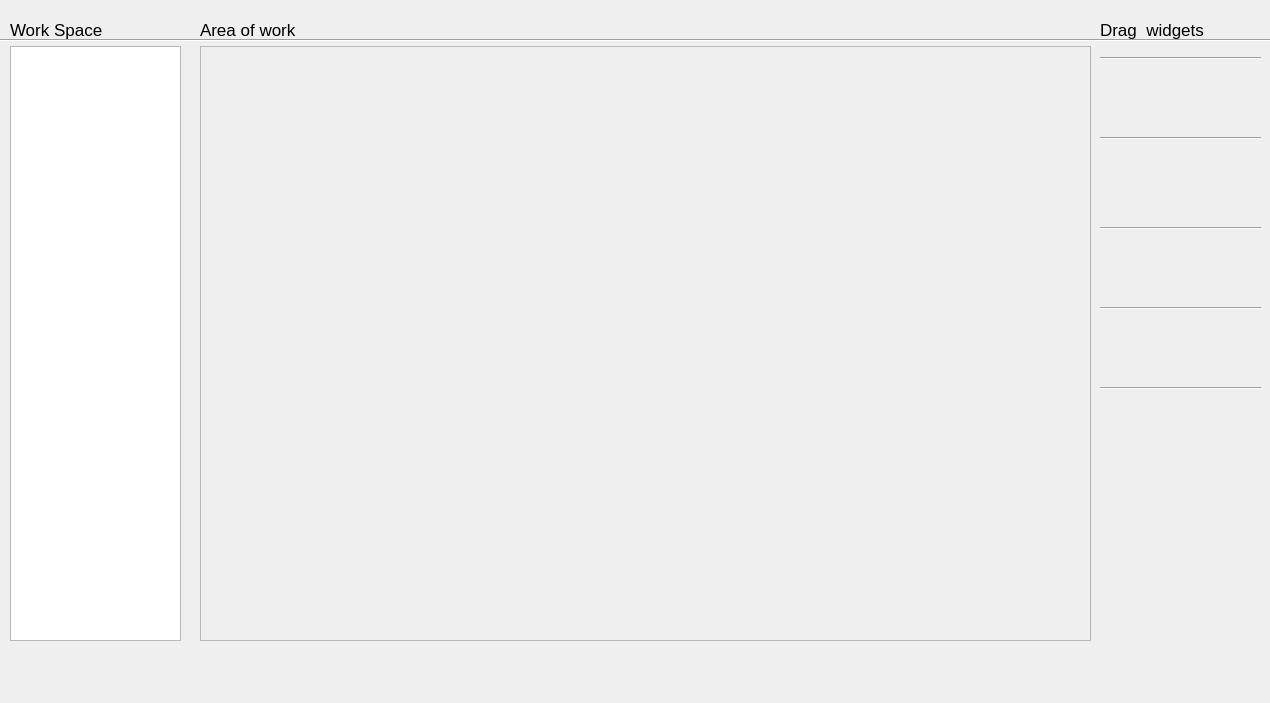
The window that mainwindow.ui (want2play-nantes/FindMyWay-Creator) describes before a commit, drawn with Qt 5.
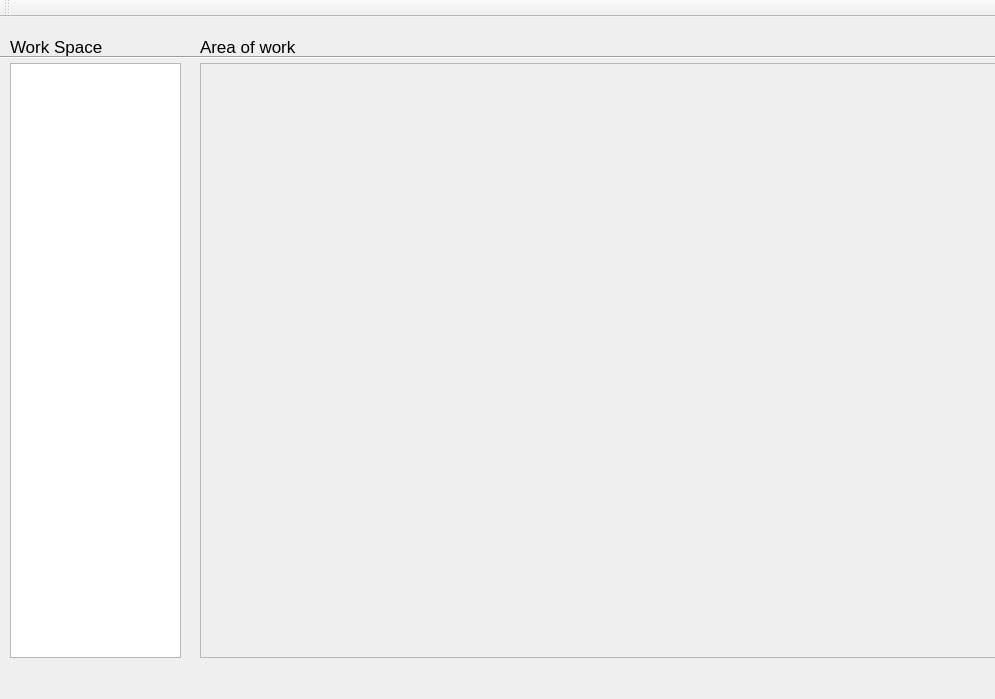
The same window after the commit.

What changed in the file:
```diff
--- a/mainwindow.ui
+++ b/mainwindow.ui
@@ -6,8 +6,8 @@
    <rect>
     <x>0</x>
     <y>0</y>
-    <width>1270</width>
-    <height>703</height>
+    <width>995</width>
+    <height>699</height>
    </rect>
   </property>
   <property name="windowTitle">
@@ -206,6 +206,17 @@
     </layout>
    </widget>
   </widget>
+  <widget class="QToolBar" name="toolBar">
+   <property name="windowTitle">
+    <string>toolBar</string>
+   </property>
+   <attribute name="toolBarArea">
+    <enum>TopToolBarArea</enum>
+   </attribute>
+   <attribute name="toolBarBreak">
+    <bool>false</bool>
+   </attribute>
+  </widget>
  </widget>
  <resources/>
  <connections/>
```
